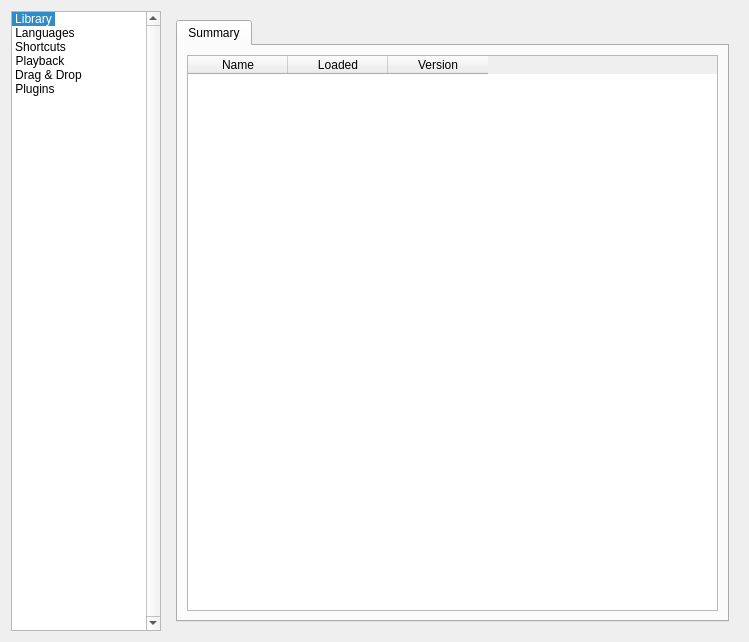
The window that code/src/customizeoptionsdialog.ui (MBach/Miam-Player) describes before a commit, drawn with Qt 5.
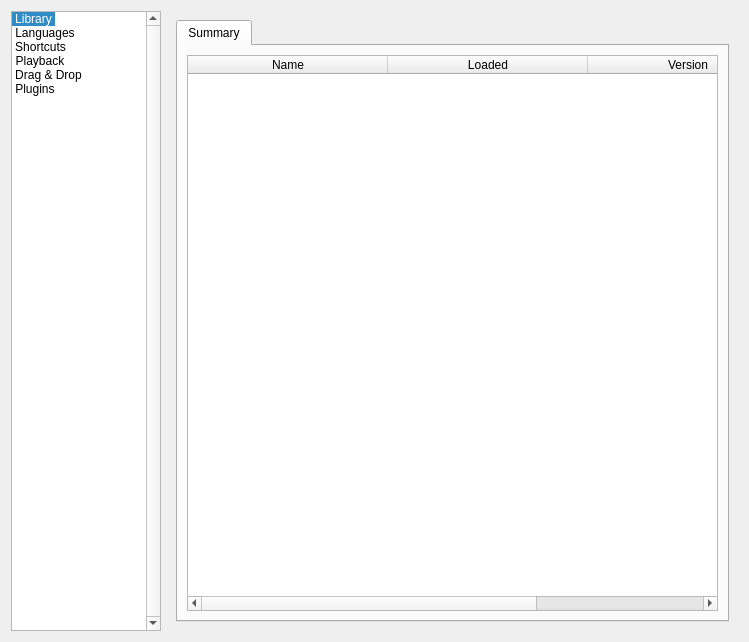
The same window after the commit. The open tabs and pages were chosen to show the change. Icons and pictures are not drawn. Custom widgets are drawn as their Qt base class.

```diff
--- a/code/src/customizeoptionsdialog.ui
+++ b/code/src/customizeoptionsdialog.ui
@@ -2411,7 +2411,25 @@
           </attribute>
           <layout class="QVBoxLayout" name="verticalLayout_12">
            <item>
-            <widget class="QTableWidget" name="tableWidget">
+            <widget class="QTableWidget" name="pluginSummaryTableWidget">
+             <property name="editTriggers">
+              <set>QAbstractItemView::NoEditTriggers</set>
+             </property>
+             <property name="showDropIndicator" stdset="0">
+              <bool>false</bool>
+             </property>
+             <property name="showGrid">
+              <bool>false</bool>
+             </property>
+             <attribute name="horizontalHeaderDefaultSectionSize">
+              <number>200</number>
+             </attribute>
+             <attribute name="horizontalHeaderStretchLastSection">
+              <bool>true</bool>
+             </attribute>
+             <attribute name="verticalHeaderVisible">
+              <bool>false</bool>
+             </attribute>
              <column>
               <property name="text">
                <string>Name</string>
```
